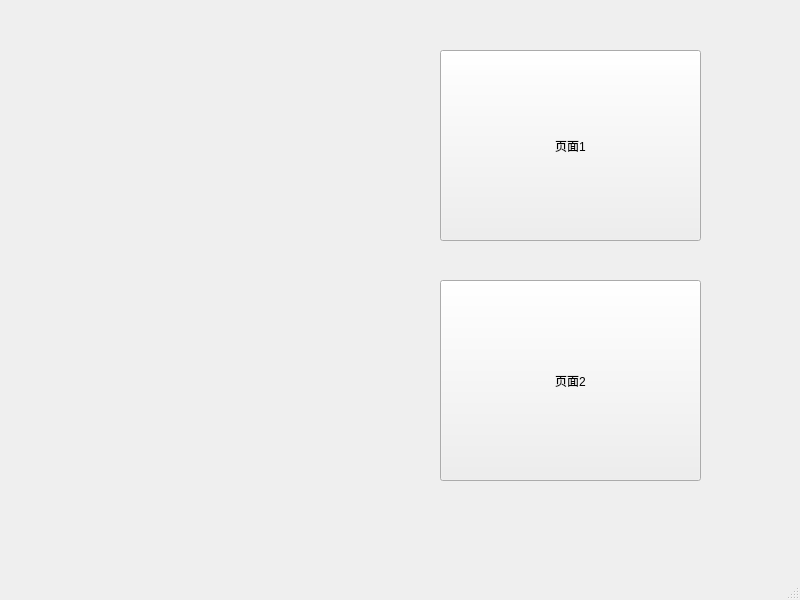
The window that mainwindow.ui (xiaoluosigithub/Cultural-Vision) describes before a commit, drawn with Qt 5.
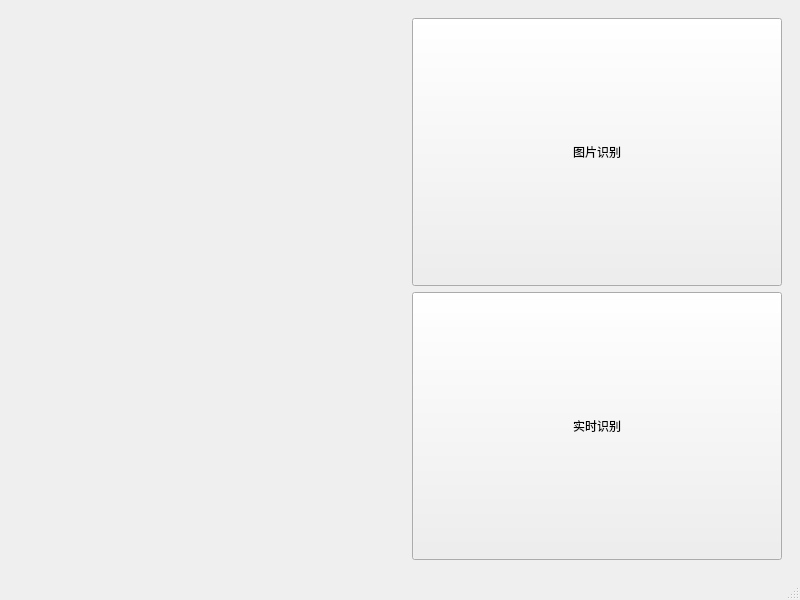
The same window after the commit.

```diff
--- a/mainwindow.ui
+++ b/mainwindow.ui
@@ -14,32 +14,43 @@
    <string>MainWindow</string>
   </property>
   <widget class="QWidget" name="centralwidget">
+   <layout class="QHBoxLayout" name="horizontalLayout">
+    <item>
+     <widget class="QWidget" name="widget" native="true"/>
+    </item>
+    <item>
+     <widget class="QWidget" name="widget_2" native="true">
+      <layout class="QVBoxLayout" name="verticalLayout">
+       <item>
    <widget class="QPushButton" name="pushButton1">
-    <property name="geometry">
-     <rect>
-      <x>440</x>
-      <y>50</y>
-      <width>261</width>
-      <height>191</height>
-     </rect>
+         <property name="sizePolicy">
+          <sizepolicy hsizetype="Minimum" vsizetype="Expanding">
+           <horstretch>0</horstretch>
+           <verstretch>0</verstretch>
+          </sizepolicy>
     </property>
     <property name="text">
-     <string>页面1</string>
-    </property>
-   </widget>
+          <string>图片识别</string>
+         </property>
+        </widget>
+       </item>
+       <item>
    <widget class="QPushButton" name="pushButton2">
-    <property name="geometry">
-     <rect>
-      <x>440</x>
-      <y>280</y>
-      <width>261</width>
-      <height>201</height>
-     </rect>
+         <property name="sizePolicy">
+          <sizepolicy hsizetype="Minimum" vsizetype="Expanding">
+           <horstretch>0</horstretch>
+           <verstretch>0</verstretch>
+          </sizepolicy>
     </property>
     <property name="text">
-     <string>页面2</string>
-    </property>
-   </widget>
+          <string>实时识别</string>
+         </property>
+        </widget>
+       </item>
+      </layout>
+     </widget>
+    </item>
+   </layout>
   </widget>
   <widget class="QMenuBar" name="menubar">
    <property name="geometry">
```
Lines whose indentation alone changed are shown as unchanged.
